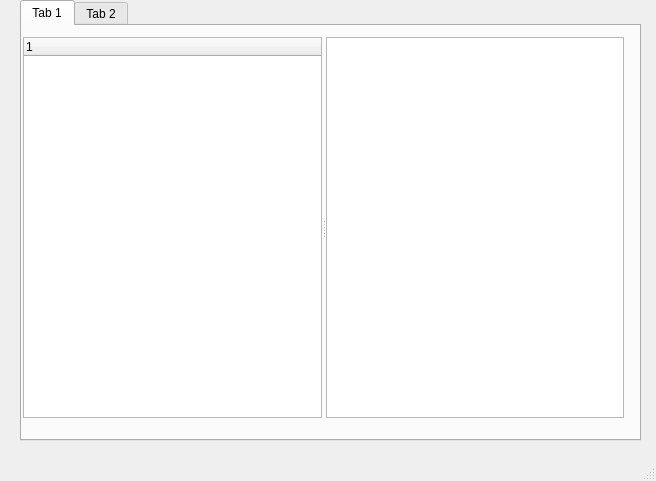
Above: tools/main.ui from lerry/fileshare before the change. Below: the same form after it.
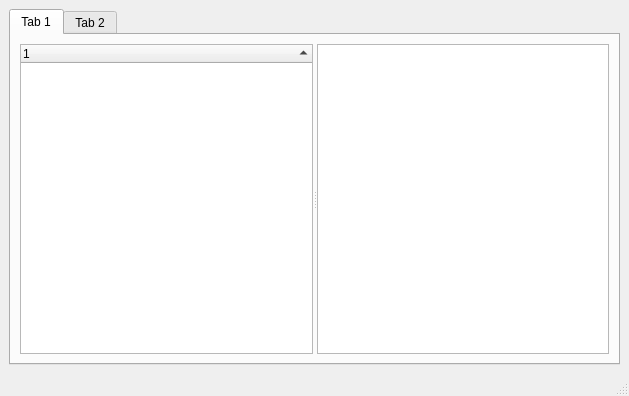
That is the form after the change.

Commit message: add function to show files simplely

Patch:
```diff
--- a/tools/main.ui
+++ b/tools/main.ui
@@ -6,48 +6,48 @@
    <rect>
     <x>0</x>
     <y>0</y>
-    <width>656</width>
-    <height>481</height>
+    <width>629</width>
+    <height>396</height>
    </rect>
   </property>
   <property name="windowTitle">
    <string>MainWindow</string>
   </property>
   <widget class="QWidget" name="centralwidget">
+   <layout class="QHBoxLayout" name="horizontalLayout">
+    <item>
    <widget class="QTabWidget" name="tabWidget">
-    <property name="geometry">
-     <rect>
-      <x>20</x>
-      <y>0</y>
-      <width>621</width>
-      <height>441</height>
-     </rect>
+      <property name="currentIndex">
+       <number>0</number>
     </property>
     <widget class="QWidget" name="tab">
      <attribute name="title">
       <string>Tab 1</string>
      </attribute>
+       <layout class="QHBoxLayout" name="horizontalLayout_2">
+        <item>
      <widget class="QSplitter" name="splitter">
-      <property name="geometry">
-       <rect>
-        <x>1</x>
-        <y>11</y>
-        <width>601</width>
-        <height>381</height>
-       </rect>
-      </property>
       <property name="orientation">
        <enum>Qt::Horizontal</enum>
       </property>
       <widget class="QTreeWidget" name="tree">
+           <property name="sortingEnabled">
+            <bool>true</bool>
+           </property>
        <column>
         <property name="text">
          <string notr="true">1</string>
         </property>
        </column>
       </widget>
-      <widget class="QTableWidget" name="table"/>
-     </widget>
+          <widget class="QTableWidget" name="table">
+           <property name="sortingEnabled">
+            <bool>true</bool>
+           </property>
+          </widget>
+         </widget>
+        </item>
+       </layout>
     </widget>
     <widget class="QWidget" name="tab_2">
      <attribute name="title">
@@ -55,6 +55,8 @@
      </attribute>
     </widget>
    </widget>
+    </item>
+   </layout>
   </widget>
   <widget class="QMenuBar" name="menubar">
    <property name="geometry">
```
Left out of the diff: 2 changed lines with no effect on the pictures. Lines whose indentation alone changed are shown as unchanged. The commit also changes 1 other file.
